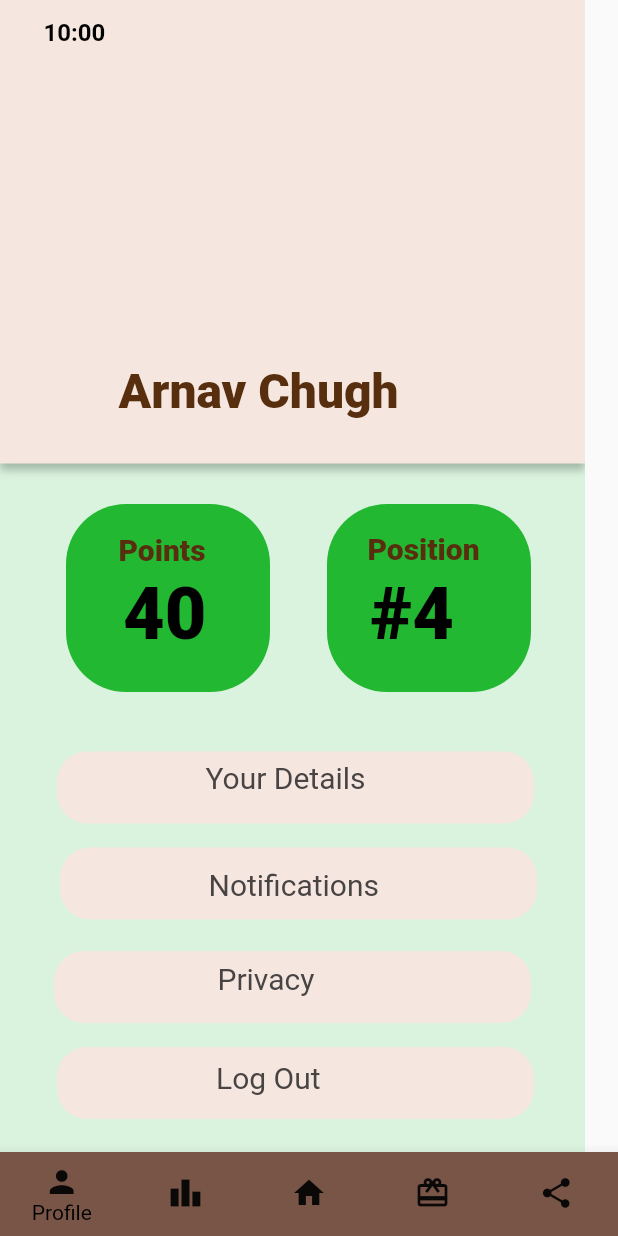
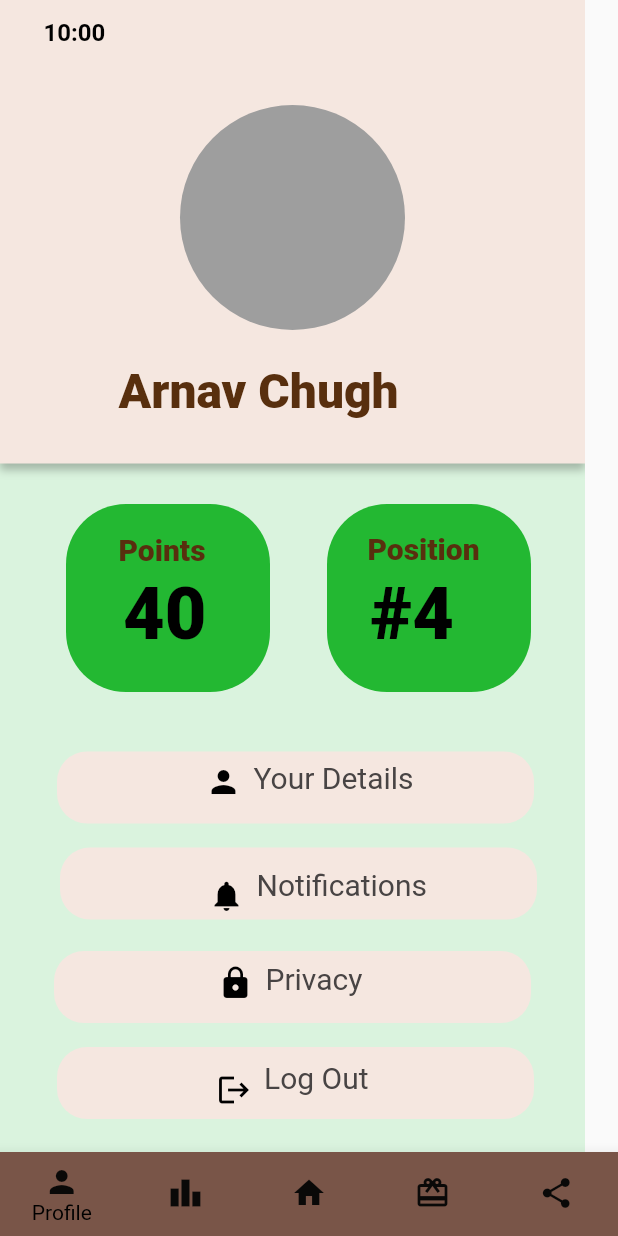
Before and after one commit to kshitijm45/ecohopv1, a Flutter app: the ProfilePage screen opened directly with empty values, on a phone screen of 412 x 824 dp. Run offline on Flutter 3.47's test engine with Material 2 defaults, Android fonts, the phone set to English and light mode, and no system bars; our stand-ins replace cloud_firestore, firebase_auth, firebase_core, firebase_storage, flutter_svg, image_picker; accounts and stored records are empty; Roboto replaces fonts that are missing (Poppins); project files that could hold a hidden picture were left out.

Commit message:
adding profilepic

```diff
--- a/lib/main.dart
+++ b/lib/main.dart
@@ -1,4 +1,3 @@
-import 'package:cloud_firestore/cloud_firestore.dart';
 import 'package:ecohopv1/pages/carpool.dart';
 import 'package:ecohopv1/pages/cycling.dart';
 import 'package:ecohopv1/pages/landing.dart';
--- a/lib/pages/profile.dart
+++ b/lib/pages/profile.dart
@@ -1,6 +1,13 @@
+import 'dart:io';
+
 import 'package:ecohopv1/pages/home.dart';
 import 'package:ecohopv1/pages/leaderboard.dart';
+import 'package:firebase_auth/firebase_auth.dart';
+import 'package:firebase_storage/firebase_storage.dart';
+import 'package:flutter/cupertino.dart';
 import 'package:flutter/material.dart';
+import 'package:image_picker/image_picker.dart';
+import 'package:uuid/uuid.dart';
 
 class ProfilePage extends StatefulWidget {
   final String username;
@@ -12,7 +19,21 @@ class ProfilePage extends StatefulWidget {
 
 class _ProfilePageState extends State<ProfilePage> {
   String username;
+  File? profilepic;
+  String uid = FirebaseAuth.instance.currentUser!.uid;
   _ProfilePageState({required this.username});
+  void sameImage() async {
+    if (profilepic != null) {
+      UploadTask uploadTask = FirebaseStorage.instance
+          .ref()
+          .child("profilepictures")
+          .child(Uuid().v1())
+          .putFile(profilepic!);
+      TaskSnapshot taskSnapshot = await uploadTask;
+      String downloadUrl = await taskSnapshot.ref.getDownloadURL();
+    }
+  }
+
   @override
   Widget build(BuildContext context) {
     return Scaffold(
@@ -75,6 +96,28 @@ class _ProfilePageState extends State<ProfilePage> {
                   clipBehavior: Clip.antiAlias,
                   decoration: BoxDecoration(color: Colors.black.withOpacity(0)),
                   child: const Stack(children: []),
+                ),
+              ),
+              Container(
+                margin: EdgeInsets.only(left: 120, top: 70),
+                child: CupertinoButton(
+                  onPressed: () async {
+                    XFile? selectedImage = await ImagePicker()
+                        .pickImage(source: ImageSource.gallery);
+                    if (selectedImage != null) {
+                      File convertedFile = File(selectedImage.path);
+                      setState(() {
+                        profilepic = convertedFile;
+                      });
+                    }
+                  },
+                  padding: EdgeInsets.zero,
+                  child: CircleAvatar(
+                    radius: 75,
+                    backgroundImage:
+                        (profilepic != null) ? FileImage(profilepic!) : null,
+                    backgroundColor: Colors.grey,
+                  ),
                 ),
               ),
               const Positioned(
@@ -276,10 +319,19 @@ class _ProfilePageState extends State<ProfilePage> {
                           ),
                         ),
                       ),
-                      const Positioned(
+                      Positioned(
                         left: 99,
                         top: 6,
-                        child: SizedBox(
+                        child: Row(
+                          children: [
+                            Icon(
+                              Icons.person,
+                              color: Colors.black,
+                            ),
+                            SizedBox(
+                              width: 8,
+                            ),
+                            SizedBox(
                               width: 127,
                               height: 29,
                               child: Text(
@@ -292,6 +344,8 @@ class _ProfilePageState extends State<ProfilePage> {
                                   height: 0,
                                 ),
                               ),
+                            ),
+                          ],
                         ),
                       ),
                       Positioned(
@@ -346,7 +400,16 @@ class _ProfilePageState extends State<ProfilePage> {
                       const Positioned(
                         left: 99,
                         top: 13,
-                        child: SizedBox(
+                        child: Row(
+                          children: [
+                            Icon(
+                              Icons.notifications,
+                              color: Colors.black,
+                            ),
+                            SizedBox(
+                              width: 8,
+                            ),
+                            SizedBox(
                               width: 171,
                               height: 38,
                               child: Text(
@@ -359,6 +422,8 @@ class _ProfilePageState extends State<ProfilePage> {
                                   height: 0,
                                 ),
                               ),
+                            ),
+                          ],
                         ),
                       ),
                       Positioned(
@@ -432,7 +497,16 @@ class _ProfilePageState extends State<ProfilePage> {
                       const Positioned(
                         left: 106,
                         top: 9,
-                        child: SizedBox(
+                        child: Row(
+                          children: [
+                            Icon(
+                              Icons.logout,
+                              color: Colors.black,
+                            ),
+                            SizedBox(
+                              width: 8,
+                            ),
+                            SizedBox(
                               width: 97,
                               height: 39,
                               child: Text(
@@ -445,6 +519,8 @@ class _ProfilePageState extends State<ProfilePage> {
                                   height: 0,
                                 ),
                               ),
+                            ),
+                          ],
                         ),
                       ),
                       Positioned(
@@ -485,7 +561,16 @@ class _ProfilePageState extends State<ProfilePage> {
                       const Positioned(
                         left: 109,
                         top: 7,
-                        child: SizedBox(
+                        child: Row(
+                          children: [
+                            Icon(
+                              Icons.lock,
+                              color: Colors.black,
+                            ),
+                            SizedBox(
+                              width: 8,
+                            ),
+                            SizedBox(
                               width: 106,
                               height: 29,
                               child: Text(
@@ -498,6 +583,8 @@ class _ProfilePageState extends State<ProfilePage> {
                                   height: 0,
                                 ),
                               ),
+                            ),
+                          ],
                         ),
                       ),
                       Positioned(
--- a/lib/pages/signup.dart
+++ b/lib/pages/signup.dart
@@ -59,12 +59,16 @@ class _SignUpPageState extends State<SignUpPage> {
   }
 
   void saveUser() {
+    String uid = FirebaseAuth.instance.currentUser!.uid;
     String username = usernameController.text.trim();
     Map<String, dynamic> userData = {
       "username": username,
       "points": 0,
     };
-    FirebaseFirestore.instance.collection("users").add(userData);
+    FirebaseFirestore.instance.collection("users").doc(uid).set({
+      "username": username,
+      "points": 0,
+    });
     log("useradded");
   }
 
--- a/lib/pages/walking.dart
+++ b/lib/pages/walking.dart
@@ -46,6 +46,7 @@ class _WalkingPageState extends State<WalkingPage> {
   @override
   Widget build(BuildContext context) {
     return Scaffold(
+      resizeToAvoidBottomInset: false,
       appBar: appBar(),
       backgroundColor: Color(0xFFD8F3DC),
       body: Column(
--- a/pubspec.yaml
+++ b/pubspec.yaml
@@ -41,6 +41,9 @@ dependencies:
   firebase_core: ^2.19.0
   firebase_auth: ^4.11.1
   cloud_firestore: ^4.11.0
+  firebase_storage: ^11.3.1
+  image_picker: ^1.0.4
+  uuid: ^4.1.0
 
 dev_dependencies:
   flutter_test:
```
Also changed, not shown: lib/pages/home.dart (+4 -4 lines), lib/pages/leaderboard.dart (+5 -14 lines), pubspec.lock, 6 other files. Lines whose indentation alone changed are shown as unchanged.
